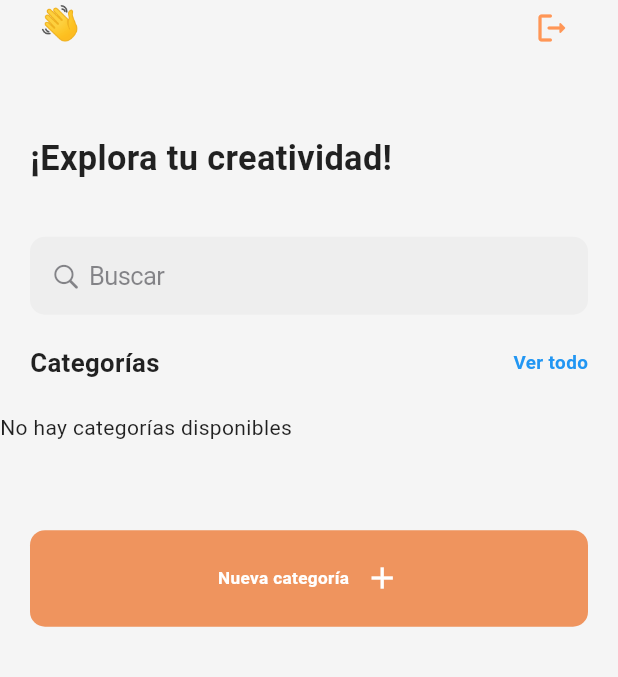
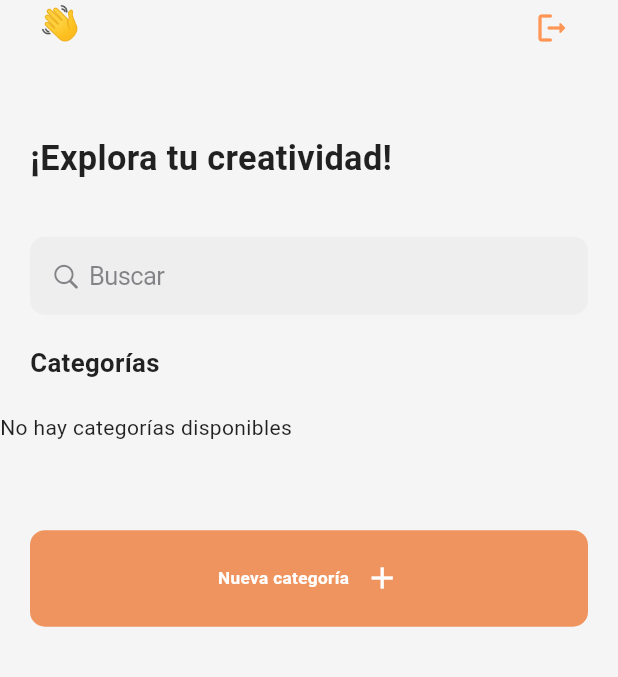
Before and after one commit to FerxhoDev/cardsapp, a Flutter app: the HomePage screen opened by its route, on a phone screen of 412 x 824 dp, the part 54-731 px from its top. Run offline on Flutter 3.47's test engine with Material 3 defaults, Android fonts, the phone set to English and light mode, and no system bars; our stand-ins replace cloud_firestore, firebase_auth, firebase_core, flutter_screenutil, go_router, google_sign_in and 2 more; missing offline and left inert: slimy_card_plus; accounts and stored records are empty.

```diff
--- a/lib/presentation/screens/Home/homescreen.dart
+++ b/lib/presentation/screens/Home/homescreen.dart
@@ -21,8 +21,6 @@ class _HomePageState extends State<HomePage> {
   final FocusNode _searchFocusNode = FocusNode();
   bool _isSearchFocused = false;
 
-  //final User? user = FirebaseAuth.instance.currentUser;
-  //final FirebaseAuth _auth = FirebaseAuth.instance;
 
   User? user;
   String? userName;
@@ -105,8 +103,6 @@ class _HomePageState extends State<HomePage> {
   }
 }
 
-
-  // Stream para obtener las categorías del usuario logueado
 // Stream para obtener las categorías del usuario autenticado
   Stream<QuerySnapshot> getClientStream() {
     // Obtén el usuario actual
@@ -126,13 +122,6 @@ class _HomePageState extends State<HomePage> {
         .snapshots(); // Escucha los cambios en tiempo real
   }
 
-  // Stream para obtener los datos en tiempo real
-  /*Stream<QuerySnapshot> getClientStream() {
-    return FirebaseFirestore.instance
-        .collection('categories')
-        .orderBy('timestamp', descending: true)
-        .snapshots();
-  }*/
 
 // Función para actualizar el nombre de usuario
   Future<void> _updateUserName() async {
@@ -150,6 +139,7 @@ class _HomePageState extends State<HomePage> {
 
   Future<String?> getUserName() async {
   if (user == null) return null; // Si no hay usuario, retorna null
+
   DocumentSnapshot userDoc = await FirebaseFirestore.instance
       .collection('users')
       .doc(user!.uid)
@@ -157,11 +147,18 @@ class _HomePageState extends State<HomePage> {
 
   if (userDoc.exists && userDoc.data() != null) {
     var data = userDoc.data() as Map<String, dynamic>;
-      return data.containsKey('name') ? data['name'] : 'Usuario';
+    String name = data.containsKey('name') ? data['name'] : 'Usuario';
+
+    // Limitar el nombre a 15 caracteres y añadir "..." si es necesario
+    if (name.length > 15) {
+      return '${name.substring(0, 15)}...';
+    }
+    return name;
   }
 
   return 'Usuario'; // Si no hay un nombre, usa un valor por defecto
 }
+
 
   @override
   void dispose() {
@@ -317,12 +314,6 @@ class _HomePageState extends State<HomePage> {
                       Text('Categorías',
                           style: TextStyle(
                               fontSize: 30.sp, fontWeight: FontWeight.bold)),
-                      const Spacer(),
-                      Text('Ver todo',
-                          style: TextStyle(
-                              fontSize: 22.sp,
-                              color: Colors.blue,
-                              fontWeight: FontWeight.bold)),
                     ],
                   ),
                 ),
```
Also changed, not shown: pubspec.lock, 3 other files. Lines whose indentation alone changed are shown as unchanged.
